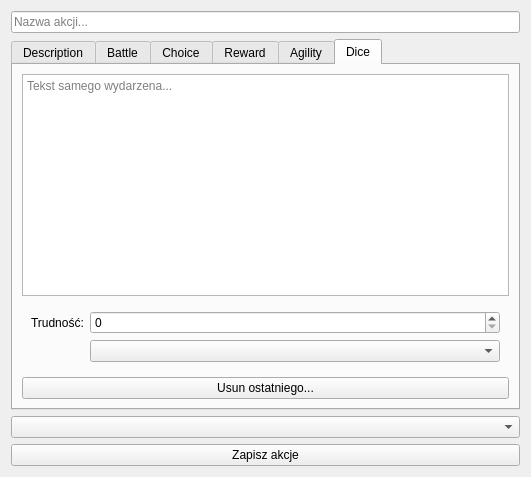
Before: the Qt Designer form DataManager/forms/GUI/action/actionview.ui in jurikimurik/Witcher_Adventures_PHP_QTCPP, drawn with Qt 5.
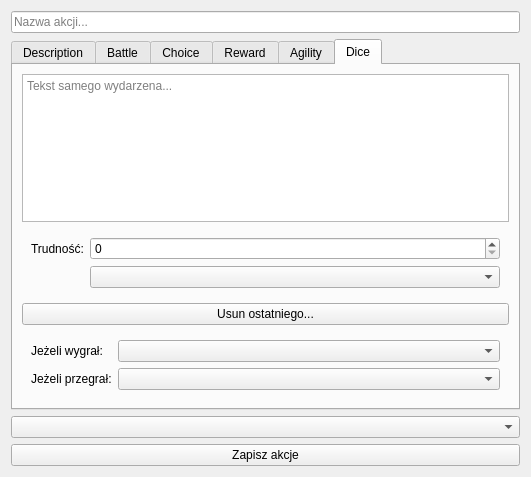
After: the same form once the commit is applied. Icons and pictures are not drawn.

Commit message: GUI updated with new labels for BattleAction, AgilityAction, DiceAction. (ONLY GUI)

Diff of the .ui file:
```diff
--- a/DataManager/forms/GUI/action/actionview.ui
+++ b/DataManager/forms/GUI/action/actionview.ui
@@ -314,6 +314,32 @@
          </property>
         </widget>
        </item>
+       <item>
+        <widget class="QWidget" name="diceResultWidget" native="true">
+         <layout class="QFormLayout" name="formLayout_6">
+          <item row="0" column="0">
+           <widget class="QLabel" name="diceIfWonLabel">
+            <property name="text">
+             <string>Jeżeli wygrał:</string>
+            </property>
+           </widget>
+          </item>
+          <item row="1" column="0">
+           <widget class="QLabel" name="diceIfLoseLabel">
+            <property name="text">
+             <string>Jeżeli przegrał:</string>
+            </property>
+           </widget>
+          </item>
+          <item row="0" column="1">
+           <widget class="QComboBox" name="diceWonBox"/>
+          </item>
+          <item row="1" column="1">
+           <widget class="QComboBox" name="diceLoseBox"/>
+          </item>
+         </layout>
+        </widget>
+       </item>
       </layout>
      </widget>
     </widget>
```
Left out of the diff: 46 changed lines with no effect on the pictures.
